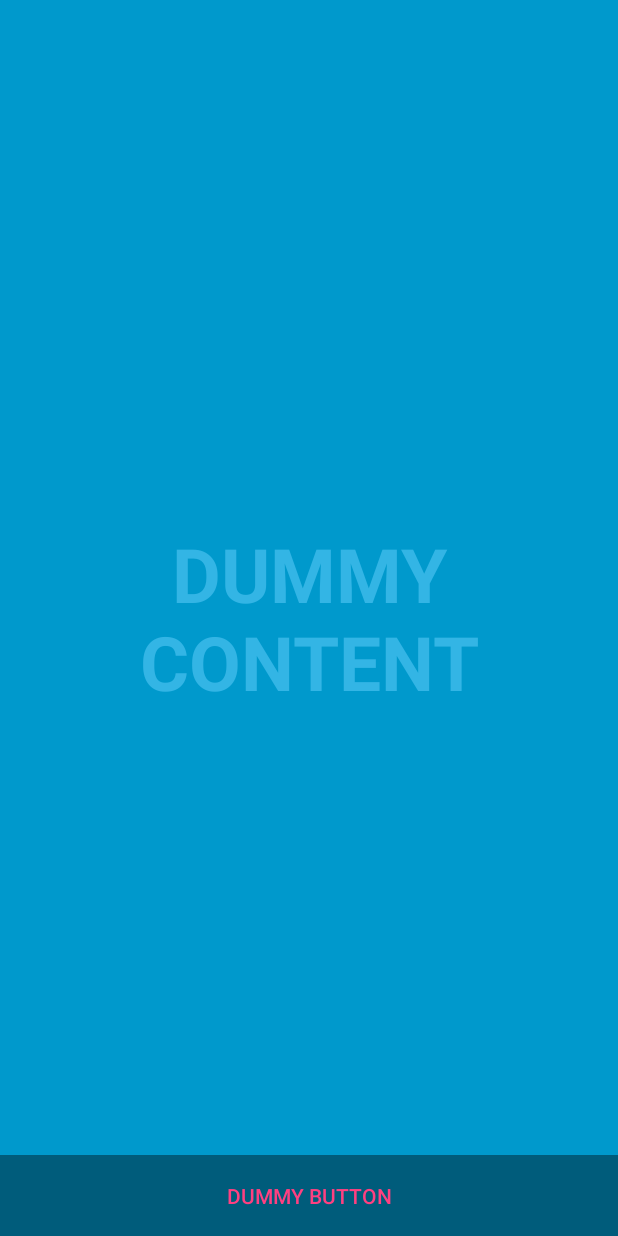
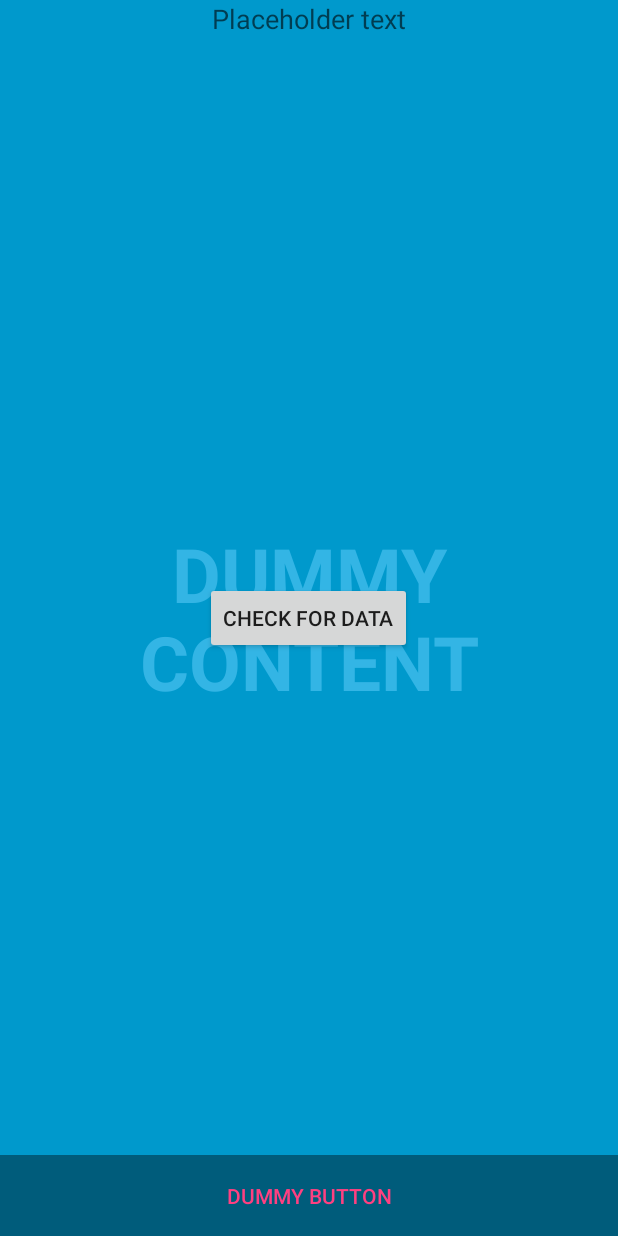
Before and after one commit to ruffy0002/AnthenaAndroid, an Android app: the screen it shows after launch (AndroidClient), on a phone screen of 412 x 824 dp. Run offline under Robolectric (Android 15) with nearby library versions, the phone set to English and light mode, and no system bars.

Commit message:
Implemented getting data from the server

```diff
--- a/app/src/main/java/com/main/anthenaandroid/AndroidClient.java
+++ b/app/src/main/java/com/main/anthenaandroid/AndroidClient.java
@@ -33,8 +33,10 @@ public class AndroidClient extends Activity {
 
         textOut = (EditText)findViewById(R.id.textout);
         Button buttonSend = (Button)findViewById(R.id.dummy_button);
-        textIn = (TextView)findViewById(R.id.textin);
+        Button buttonData = (Button)findViewById(R.id.data_button);
+        textIn = (TextView)findViewById(R.id.feedbackText);
         buttonSend.setOnClickListener(buttonSendOnClickListener);
+        buttonData.setOnClickListener(buttonDataOnClickListener);
         FrameLayout flWebPre = (FrameLayout) findViewById(R.id.DummyFrame);
         flWebPre.setOnTouchListener(new View.OnTouchListener() {
 
@@ -59,6 +61,23 @@ public class AndroidClient extends Activity {
         }
     };
 
+    Button.OnClickListener buttonDataOnClickListener
+            = new Button.OnClickListener(){
+
+        @Override
+        public void onClick(View arg0) {
+
+            if (rf != null) {
+                if(rf.hasDataFromServer()) {
+                    GamePacket tem = rf.getDataFromServer();
+                    textIn.setText(tem.getX() + ", " + tem.getY());
+                } else {
+                    textIn.setText("No data");
+                }
+            }
+        }
+    };
+
     public void sendStomp (float x, float y){
         if (rf != null) {
             rf.sendStomp(x,y);
--- a/app/src/main/res/layout/activity_fullscreen.xml
+++ b/app/src/main/res/layout/activity_fullscreen.xml
@@ -46,6 +46,21 @@
                 android:text="@string/dummy_button" />
 
         </LinearLayout>
+
+        <Button
+            android:layout_width="wrap_content"
+            android:layout_height="wrap_content"
+            android:text="Check for data"
+            android:id="@+id/data_button"
+            android:layout_gravity="center" />
+
+        <TextView
+            android:layout_width="wrap_content"
+            android:layout_height="wrap_content"
+            android:textAppearance="?android:attr/textAppearanceMedium"
+            android:text="Placeholder text"
+            android:id="@+id/feedbackText"
+            android:layout_gravity="center_horizontal|top" />
     </FrameLayout>
 
 </FrameLayout>
```
Also changed, not shown: app/src/main/java/com/main/anthenaandroid/RoomFinder.java (+46 -9 lines).
